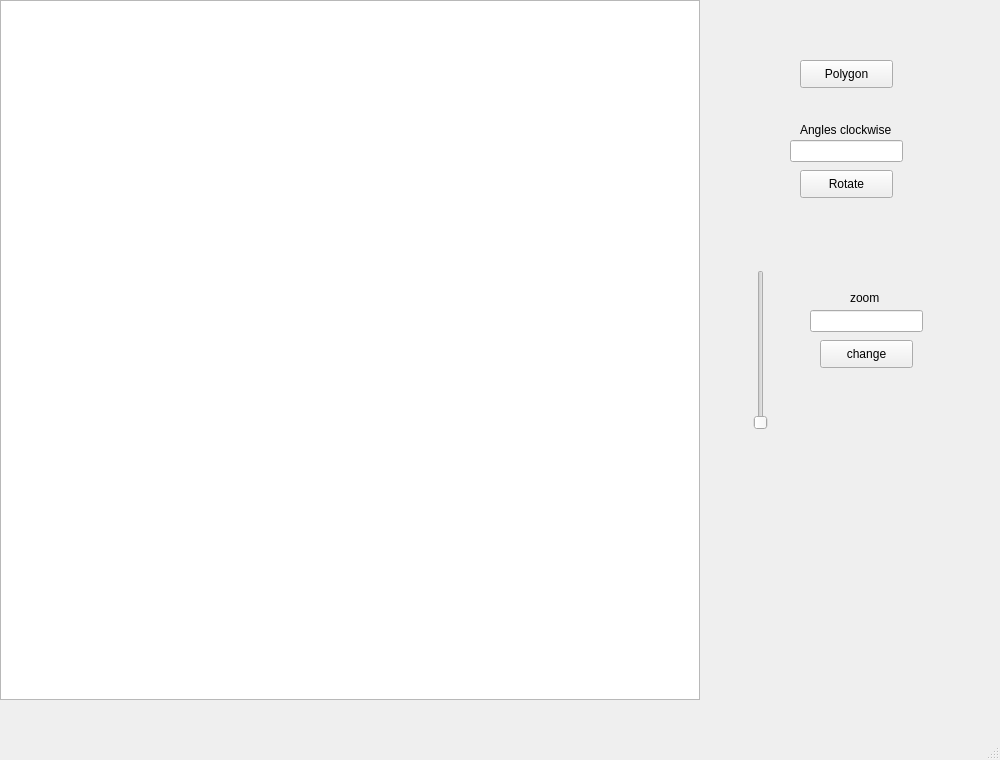
slavik175cm/mypaint, file mainwindow.ui: the form before one commit.
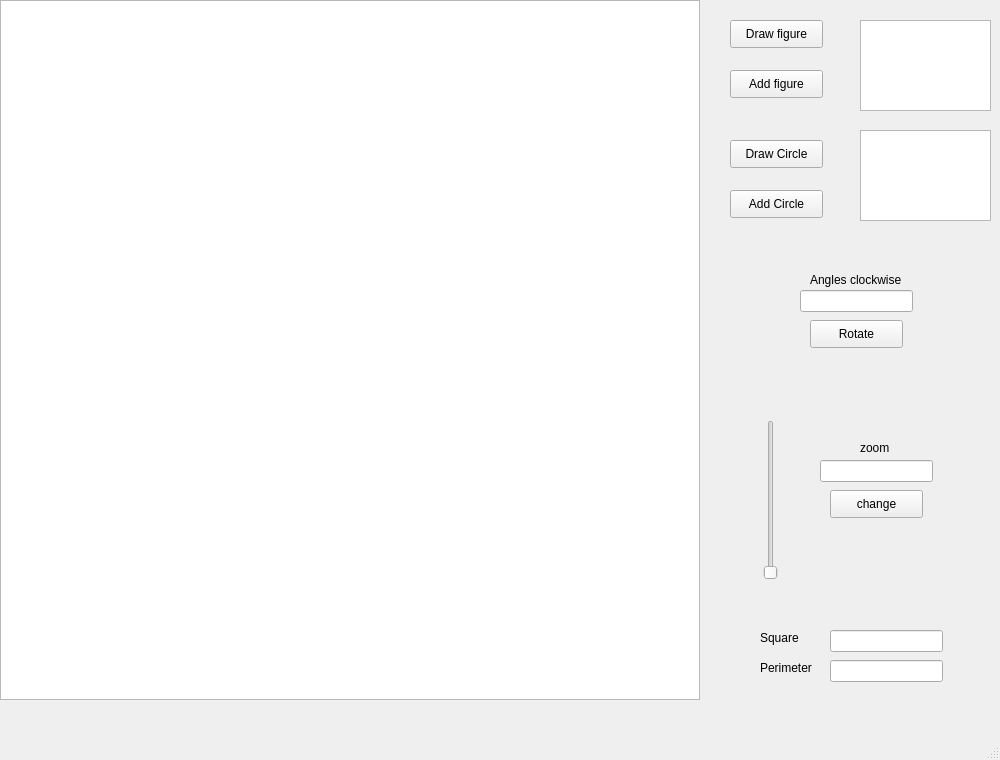
The form after the commit.

Diff of the .ui file:
```diff
--- a/mainwindow.ui
+++ b/mainwindow.ui
@@ -27,21 +27,21 @@
    <widget class="QPushButton" name="add_polygon">
     <property name="geometry">
      <rect>
-      <x>800</x>
-      <y>60</y>
+      <x>730</x>
+      <y>20</y>
       <width>93</width>
       <height>28</height>
      </rect>
     </property>
     <property name="text">
-     <string>Polygon</string>
+     <string>Draw figure</string>
     </property>
    </widget>
    <widget class="QPushButton" name="rotation">
     <property name="geometry">
      <rect>
-      <x>800</x>
-      <y>170</y>
+      <x>810</x>
+      <y>320</y>
       <width>93</width>
       <height>28</height>
      </rect>
@@ -53,8 +53,8 @@
    <widget class="QLineEdit" name="lineEdit">
     <property name="geometry">
      <rect>
-      <x>790</x>
-      <y>140</y>
+      <x>800</x>
+      <y>290</y>
       <width>113</width>
       <height>22</height>
      </rect>
@@ -63,8 +63,8 @@
    <widget class="QLabel" name="label">
     <property name="geometry">
      <rect>
-      <x>800</x>
-      <y>120</y>
+      <x>810</x>
+      <y>270</y>
       <width>101</width>
       <height>20</height>
      </rect>
@@ -76,8 +76,8 @@
    <widget class="QSlider" name="zoom">
     <property name="geometry">
      <rect>
-      <x>750</x>
-      <y>270</y>
+      <x>760</x>
+      <y>420</y>
       <width>22</width>
       <height>160</height>
      </rect>
@@ -95,8 +95,8 @@
    <widget class="QLineEdit" name="zoom_text">
     <property name="geometry">
      <rect>
-      <x>810</x>
-      <y>310</y>
+      <x>820</x>
+      <y>460</y>
       <width>113</width>
       <height>22</height>
      </rect>
@@ -105,8 +105,8 @@
    <widget class="QLabel" name="label_2">
     <property name="geometry">
      <rect>
-      <x>850</x>
-      <y>290</y>
+      <x>860</x>
+      <y>440</y>
       <width>55</width>
       <height>16</height>
      </rect>
@@ -118,8 +118,8 @@
    <widget class="QPushButton" name="pushButton">
     <property name="geometry">
      <rect>
-      <x>820</x>
-      <y>340</y>
+      <x>830</x>
+      <y>490</y>
       <width>93</width>
       <height>28</height>
      </rect>
@@ -128,6 +128,111 @@
      <string>change</string>
     </property>
    </widget>
+   <widget class="QLineEdit" name="square">
+    <property name="geometry">
+     <rect>
+      <x>830</x>
+      <y>630</y>
+      <width>113</width>
+      <height>22</height>
+     </rect>
+    </property>
+   </widget>
+   <widget class="QLineEdit" name="perimeter">
+    <property name="geometry">
+     <rect>
+      <x>830</x>
+      <y>660</y>
+      <width>113</width>
+      <height>22</height>
+     </rect>
+    </property>
+   </widget>
+   <widget class="QLabel" name="label_3">
+    <property name="geometry">
+     <rect>
+      <x>760</x>
+      <y>630</y>
+      <width>55</width>
+      <height>16</height>
+     </rect>
+    </property>
+    <property name="text">
+     <string>Square</string>
+    </property>
+   </widget>
+   <widget class="QLabel" name="label_4">
+    <property name="geometry">
+     <rect>
+      <x>760</x>
+      <y>660</y>
+      <width>55</width>
+      <height>16</height>
+     </rect>
+    </property>
+    <property name="text">
+     <string>Perimeter</string>
+    </property>
+   </widget>
+   <widget class="QTextEdit" name="polygon_coordinates">
+    <property name="geometry">
+     <rect>
+      <x>860</x>
+      <y>20</y>
+      <width>131</width>
+      <height>91</height>
+     </rect>
+    </property>
+   </widget>
+   <widget class="QPushButton" name="add_figure">
+    <property name="geometry">
+     <rect>
+      <x>730</x>
+      <y>70</y>
+      <width>93</width>
+      <height>28</height>
+     </rect>
+    </property>
+    <property name="text">
+     <string>Add figure</string>
+    </property>
+   </widget>
+   <widget class="QTextEdit" name="circle_coordinates">
+    <property name="geometry">
+     <rect>
+      <x>860</x>
+      <y>130</y>
+      <width>131</width>
+      <height>91</height>
+     </rect>
+    </property>
+   </widget>
+   <widget class="QPushButton" name="pushButton_2">
+    <property name="geometry">
+     <rect>
+      <x>730</x>
+      <y>140</y>
+      <width>93</width>
+      <height>28</height>
+     </rect>
+    </property>
+    <property name="text">
+     <string>Draw Circle</string>
+    </property>
+   </widget>
+   <widget class="QPushButton" name="add_circle">
+    <property name="geometry">
+     <rect>
+      <x>730</x>
+      <y>190</y>
+      <width>93</width>
+      <height>28</height>
+     </rect>
+    </property>
+    <property name="text">
+     <string>Add Circle</string>
+    </property>
+   </widget>
   </widget>
   <widget class="QMenuBar" name="menubar">
    <property name="geometry">
```
Left out of the diff: 2 changed lines with no effect on the pictures.
